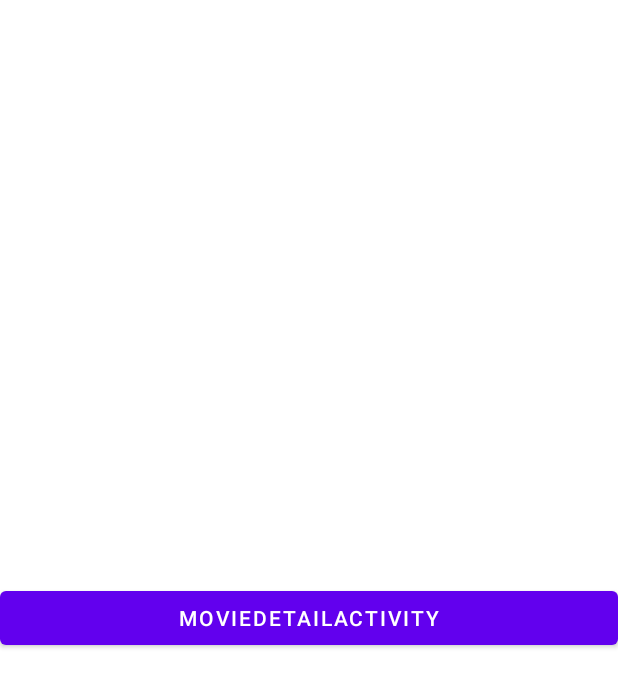
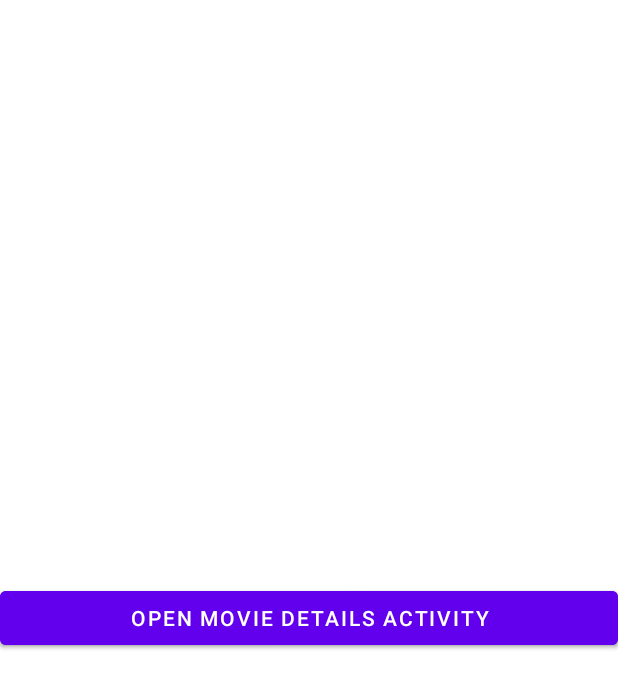
Before and after one commit to alexey-chaichuk/HWApp, an Android app: the screen it shows after launch (MainActivity), on a phone screen of 412 x 824 dp. Shown: the top 688 px of the screen. Run offline under Robolectric (Android 15) with nearby library versions, the phone set to English and light mode, and no system bars.

Commit message:
added button to main activity to open movies activity

```diff
--- a/app/src/main/java/ru/chaichuk/hwapp/MainActivity.kt
+++ b/app/src/main/java/ru/chaichuk/hwapp/MainActivity.kt
@@ -14,4 +14,8 @@ class MainActivity : AppCompatActivity() {
     fun openMovieDetails(view: View) {
         startActivity(Intent(this, MovieDetailsActivity::class.java))
     }
+
+    fun openMovies(view: View) {
+        startActivity(Intent(this, MoviesActivity::class.java))
+    }
 }
--- a/app/src/main/res/layout/activity_main.xml
+++ b/app/src/main/res/layout/activity_main.xml
@@ -7,13 +7,26 @@
     tools:context=".MainActivity">
 
     <Button
-        android:id="@+id/button"
+        android:id="@+id/buttonMovies"
         android:layout_width="0dp"
         android:layout_height="wrap_content"
         android:onClick="openMovieDetails"
-        android:text="MovieDetailActivity"
+        android:text="open Movies Activity"
         app:layout_constraintBottom_toBottomOf="parent"
         app:layout_constraintEnd_toEndOf="parent"
         app:layout_constraintStart_toStartOf="parent"
         app:layout_constraintTop_toTopOf="parent" />
+
+    <Button
+        android:id="@+id/buttonMovieDetails"
+        android:layout_width="0dp"
+        android:layout_height="wrap_content"
+        android:onClick="openMovies"
+        android:text="open Movie Details Activity"
+        app:layout_constraintBottom_toBottomOf="parent"
+        app:layout_constraintEnd_toEndOf="parent"
+        app:layout_constraintStart_toStartOf="parent"
+        app:layout_constraintTop_toTopOf="parent" />
+
+
 </androidx.constraintlayout.widget.ConstraintLayout>
```
